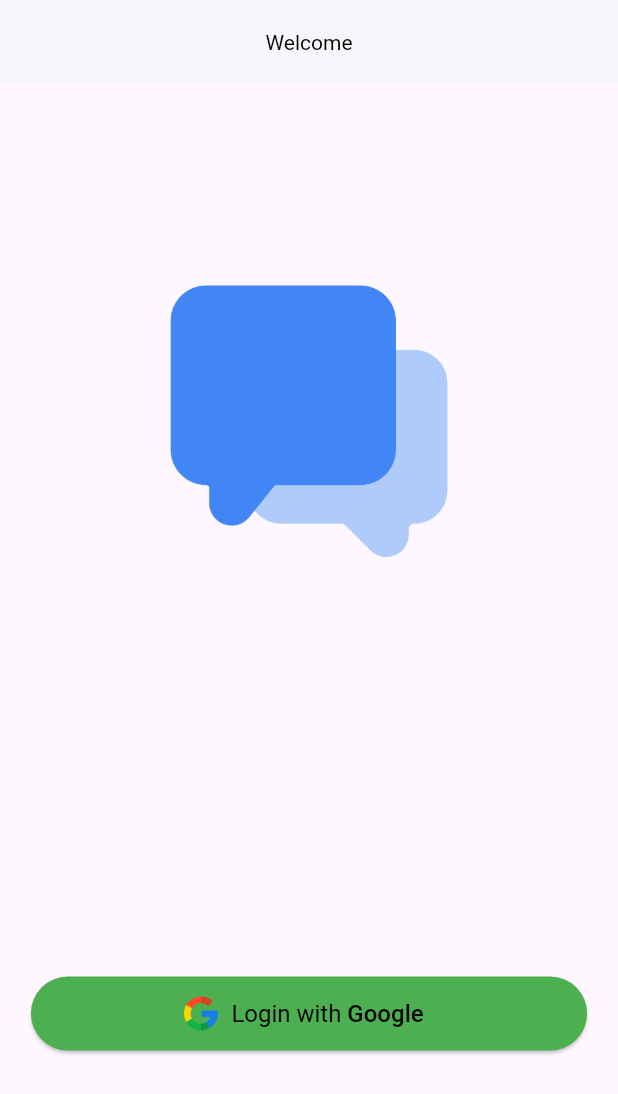
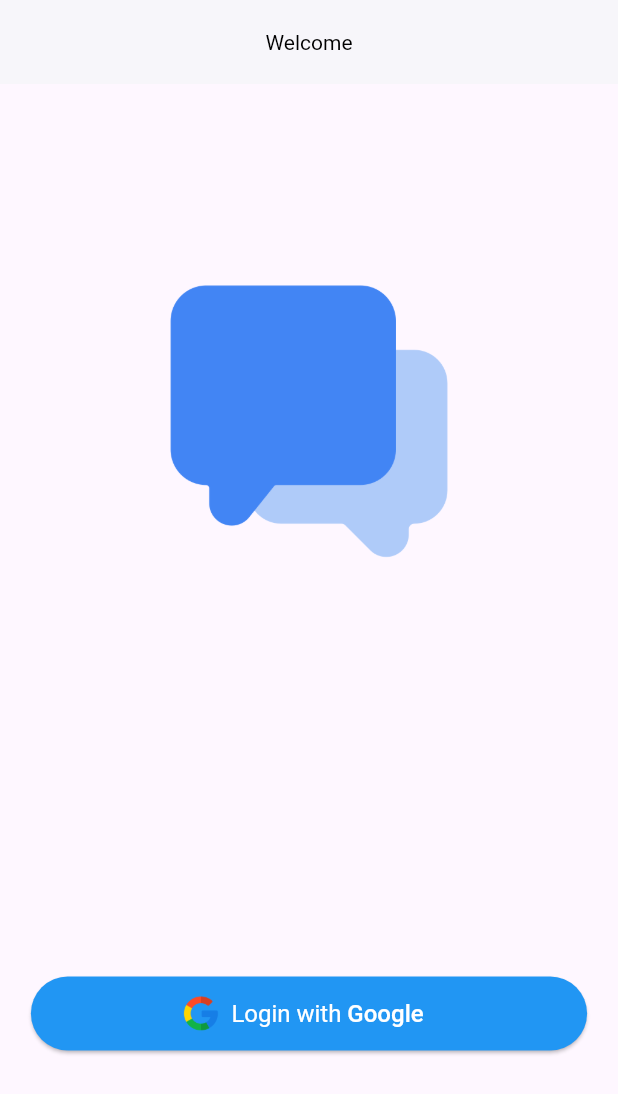
Before and after one commit to JadhavMonalisa/chattingapp, a Flutter app: the screen it shows after launch, on a phone screen of 412 x 824 dp. Shown: the top 1094 px of the screen. Run offline on Flutter 3.47's test engine with Material 3 defaults, Android fonts, the phone set to English and light mode, and no system bars; our stand-ins replace cached_network_image, cloud_firestore, emoji_picker_flutter, firebase_auth, firebase_core, firebase_messaging and 3 more; missing offline and left inert: flutter_notification_channel; accounts and stored records are empty; generated files the repository leaves out were written again.

```diff
--- a/lib/view/login_screen.dart
+++ b/lib/view/login_screen.dart
@@ -94,14 +94,14 @@ class _LoginScreenState extends State<LoginScreen> {
               left: size.width * .05,
               height: size.height * .06,
               child: ElevatedButton.icon(
-                style: ElevatedButton.styleFrom(backgroundColor: Colors.green,shape: const StadiumBorder(),elevation: 1),
+                style: ElevatedButton.styleFrom(backgroundColor: Colors.blue,shape: const StadiumBorder(),elevation: 1),
                 onPressed: (){
                   handleSignIn();
                 },
                 icon:Image.asset('assets/images/google.png', height: size.height * .03),
                 label: RichText(
                   text: const TextSpan(
-                      style: TextStyle(color: Colors.black,fontSize: 16.0),
+                      style: TextStyle(color: Colors.white,fontSize: 16.0),
                       children: [
                         TextSpan(text: "Login with ",),
                         TextSpan(text: "Google",style: TextStyle(fontWeight: FontWeight.w500))
```
